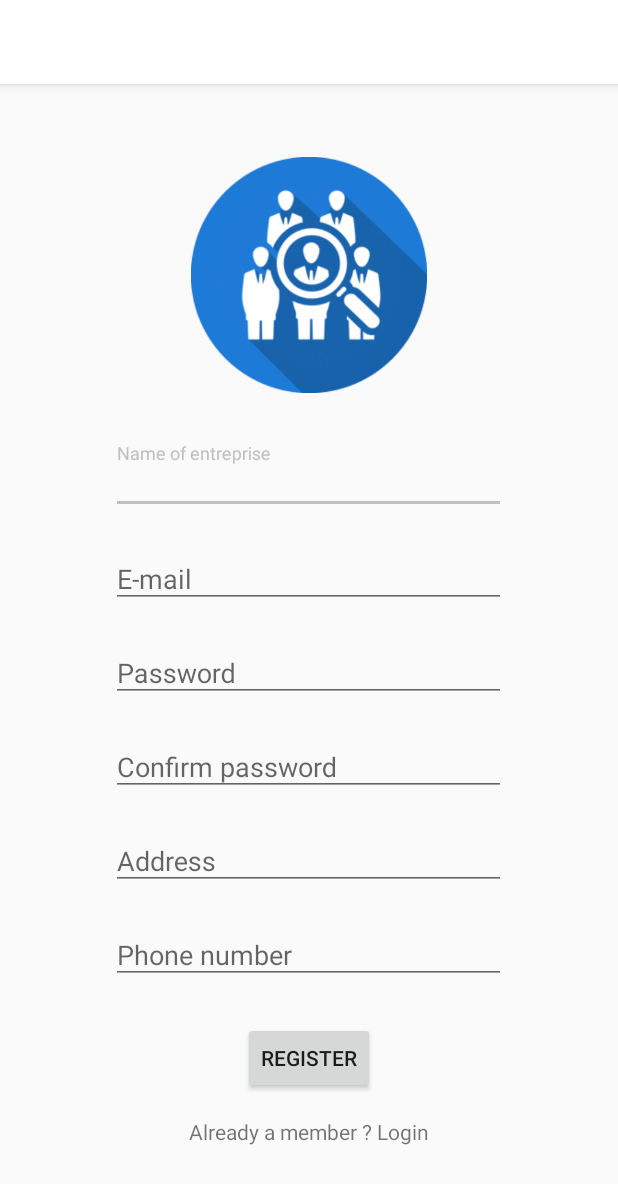
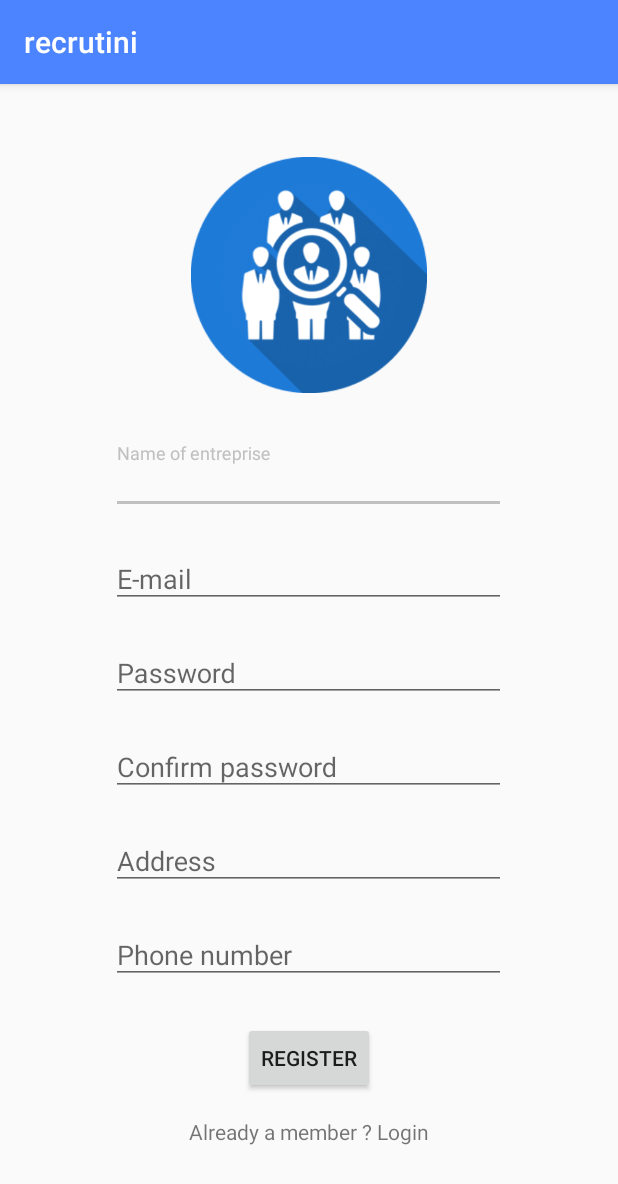
Before and after one commit to sabrinette/recrutini, an Android app: the RegisterActivity screen opened directly, with no data from a screen before it, on a phone screen of 412 x 824 dp. Shown: the top 1184 px of the screen. Run offline under Robolectric (Android 15) with nearby library versions, the phone set to English and light mode, and no system bars.

Commit message:
amine modifications

```diff
--- a/app/src/main/res/values/colors.xml
+++ b/app/src/main/res/values/colors.xml
@@ -1,6 +1,6 @@
 <?xml version="1.0" encoding="utf-8"?>
 <resources>
-    <color name="colorPrimary">#ffffff</color>
+    <color name="colorPrimary">#4c84ff</color>
     <color name="colorPrimaryDark">#ffffff</color>
     <color name="colorAccent">#c0c0c0</color>
 
```
